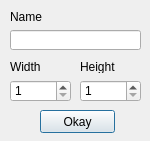
The window that paintProgram/dlg_setcanvassettings.ui (ElliotHarding/paintProgram) describes before a commit, drawn with Qt 5.
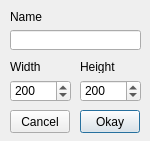
The same window after the commit.

Commit message: dlg set canvas settings clean up

```diff
--- a/paintProgram/dlg_setcanvassettings.ui
+++ b/paintProgram/dlg_setcanvassettings.ui
@@ -29,9 +29,9 @@
   <widget class="QPushButton" name="btn_okay">
    <property name="geometry">
     <rect>
-     <x>40</x>
+     <x>80</x>
      <y>110</y>
-     <width>75</width>
+     <width>60</width>
      <height>23</height>
     </rect>
    </property>
@@ -62,11 +62,14 @@
     </rect>
    </property>
    <property name="minimum">
-    <number>1</number>
+    <number>2</number>
    </property>
    <property name="maximum">
     <number>8192</number>
    </property>
+   <property name="value">
+    <number>200</number>
+   </property>
   </widget>
   <widget class="QSpinBox" name="spinBox_height">
    <property name="geometry">
@@ -78,11 +81,14 @@
     </rect>
    </property>
    <property name="minimum">
-    <number>1</number>
+    <number>2</number>
    </property>
    <property name="maximum">
     <number>8192</number>
    </property>
+   <property name="value">
+    <number>200</number>
+   </property>
   </widget>
   <widget class="QLineEdit" name="textEdit_name">
    <property name="geometry">
@@ -107,6 +113,19 @@
     <string>Name</string>
    </property>
   </widget>
+  <widget class="QPushButton" name="btn_cancel">
+   <property name="geometry">
+    <rect>
+     <x>10</x>
+     <y>110</y>
+     <width>60</width>
+     <height>23</height>
+    </rect>
+   </property>
+   <property name="text">
+    <string>Cancel</string>
+   </property>
+  </widget>
  </widget>
  <resources/>
  <connections/>
```
Left out of the diff: 5 changed lines with no effect on the pictures. The commit also changes 1 other file.
